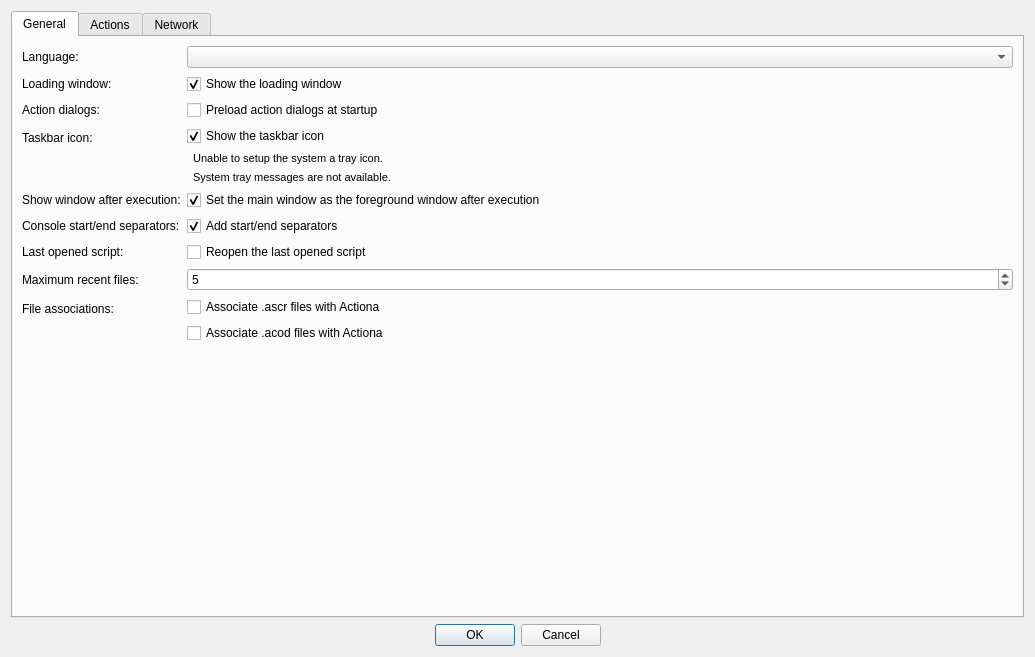
Jmgr/actiona, file actiona/ui/settingsdialog.ui: the form before one commit.
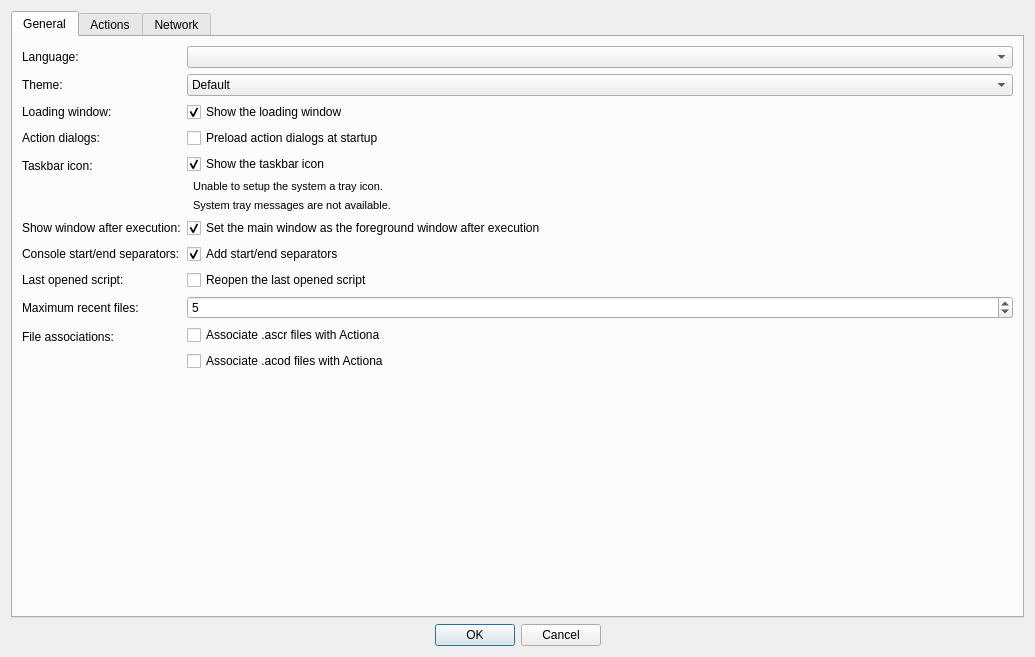
The form after the commit. Icons and pictures are not drawn. Custom widgets are drawn as their Qt base class.

Commit message: Add support for dark/light themes, re-add breakpad submodule

What changed in the file:
```diff
--- a/actiona/ui/settingsdialog.ui
+++ b/actiona/ui/settingsdialog.ui
@@ -35,14 +35,14 @@
        <property name="fieldGrowthPolicy">
         <enum>QFormLayout::AllNonFixedFieldsGrow</enum>
        </property>
-       <item row="1" column="0">
+       <item row="2" column="0">
         <widget class="QLabel" name="label_9">
          <property name="text">
           <string>Loading window:</string>
          </property>
         </widget>
        </item>
-       <item row="1" column="1">
+       <item row="2" column="1">
         <widget class="QCheckBox" name="showLoadingWindow">
          <property name="text">
           <string>Show the loading window</string>
@@ -52,14 +52,14 @@
          </property>
         </widget>
        </item>
-       <item row="3" column="0">
+       <item row="4" column="0">
         <widget class="QLabel" name="label_13">
          <property name="text">
           <string>Taskbar icon:</string>
          </property>
         </widget>
        </item>
-       <item row="3" column="1">
+       <item row="4" column="1">
         <layout class="QVBoxLayout" name="verticalLayout_3">
          <item>
           <widget class="QCheckBox" name="showTaskbarIcon">
@@ -95,14 +95,14 @@
          </item>
         </layout>
        </item>
-       <item row="4" column="0">
+       <item row="5" column="0">
         <widget class="QLabel" name="showWindowAfterExecutionLabel">
          <property name="text">
           <string>Show window after execution:</string>
          </property>
         </widget>
        </item>
-       <item row="4" column="1">
+       <item row="5" column="1">
         <widget class="QCheckBox" name="showWindowAfterExecution">
          <property name="text">
           <string>Set the main window as the foreground window after execution</string>
@@ -112,14 +112,14 @@
          </property>
         </widget>
        </item>
-       <item row="5" column="0">
+       <item row="6" column="0">
         <widget class="QLabel" name="label_12">
          <property name="text">
           <string>Console start/end separators:</string>
          </property>
         </widget>
        </item>
-       <item row="5" column="1">
+       <item row="6" column="1">
         <widget class="QCheckBox" name="addStartEndSeparators">
          <property name="text">
           <string>Add start/end separators</string>
@@ -129,28 +129,28 @@
          </property>
         </widget>
        </item>
-       <item row="7" column="0">
+       <item row="8" column="0">
         <widget class="QLabel" name="label_14">
          <property name="text">
           <string>Last opened script:</string>
          </property>
         </widget>
        </item>
-       <item row="7" column="1">
+       <item row="8" column="1">
         <widget class="QCheckBox" name="reopenLastScript">
          <property name="text">
           <string>Reopen the last opened script</string>
          </property>
         </widget>
        </item>
-       <item row="8" column="0">
+       <item row="9" column="0">
         <widget class="QLabel" name="label_15">
          <property name="text">
           <string>Maximum recent files:</string>
          </property>
         </widget>
        </item>
-       <item row="8" column="1">
+       <item row="9" column="1">
         <widget class="QSpinBox" name="maxRecentFiles">
          <property name="minimum">
           <number>0</number>
@@ -163,14 +163,14 @@
          </property>
         </widget>
        </item>
-       <item row="9" column="0">
+       <item row="10" column="0">
         <widget class="QLabel" name="fileAssociationsLabel">
          <property name="text">
           <string>File associations:</string>
          </property>
         </widget>
        </item>
-       <item row="9" column="1">
+       <item row="10" column="1">
         <layout class="QVBoxLayout" name="verticalLayout_7">
          <item>
           <widget class="QCheckBox" name="associateASCRCheckBox">
@@ -198,20 +198,46 @@
        <item row="0" column="1">
         <widget class="QComboBox" name="languageComboBox"/>
        </item>
-       <item row="2" column="0">
+       <item row="3" column="0">
         <widget class="QLabel" name="label_23">
          <property name="text">
           <string>Action dialogs:</string>
          </property>
         </widget>
        </item>
-       <item row="2" column="1">
+       <item row="3" column="1">
         <widget class="QCheckBox" name="preloadActionDialogsCheckBox">
          <property name="text">
           <string>Preload action dialogs at startup</string>
          </property>
         </widget>
        </item>
+       <item row="1" column="0">
+        <widget class="QLabel" name="label_24">
+         <property name="text">
+          <string>Theme:</string>
+         </property>
+        </widget>
+       </item>
+       <item row="1" column="1">
+        <widget class="QComboBox" name="themeComboBox">
+         <item>
+          <property name="text">
+           <string>Default</string>
+          </property>
+         </item>
+         <item>
+          <property name="text">
+           <string>Light</string>
+          </property>
+         </item>
+         <item>
+          <property name="text">
+           <string>Dark</string>
+          </property>
+         </item>
+        </widget>
+       </item>
       </layout>
      </widget>
      <widget class="QWidget" name="actionsTab">
```
Left out of the diff: 4 changed lines with no effect on the pictures. The commit also changes 7 other files.
